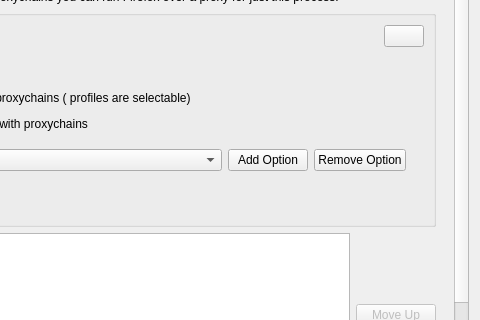
Before: the Qt Designer form src/config/firefoxprofilerunner_config.ui in alex1701c/krunner-firefox, drawn with Qt 5; both pictures show x 229 to 709 and y 299 to 619 of the 709 by 711 pixel window.
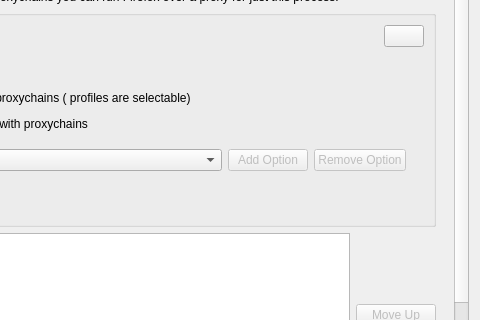
After: the same form once the commit is applied.

Commit message: Create and delete and changing of proxychains extra options/settings possible

```diff
--- a/src/config/firefoxprofilerunner_config.ui
+++ b/src/config/firefoxprofilerunner_config.ui
@@ -51,7 +51,7 @@
       <property name="geometry">
        <rect>
         <x>0</x>
-        <y>-153</y>
+        <y>-7</y>
         <width>673</width>
         <height>850</height>
        </rect>
@@ -307,6 +307,9 @@
                          </item>
                          <item alignment="Qt::AlignRight">
                           <widget class="QPushButton" name="proxychainsExtraAddPushButton">
+                           <property name="enabled">
+                            <bool>false</bool>
+                           </property>
                            <property name="text">
                             <string>Add Option</string>
                            </property>
@@ -314,6 +317,9 @@
                          </item>
                          <item alignment="Qt::AlignRight">
                           <widget class="QPushButton" name="proxychainsExtraRemovePushButton">
+                           <property name="enabled">
+                            <bool>false</bool>
+                           </property>
                            <property name="text">
                             <string>Remove Option</string>
                            </property>
```
The commit also changes 2 other files.
